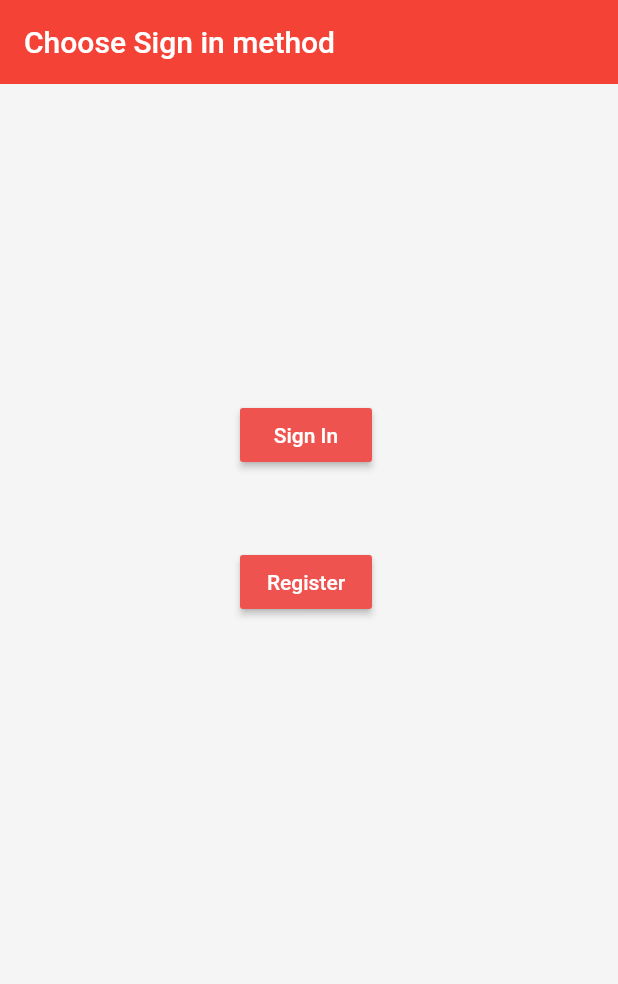
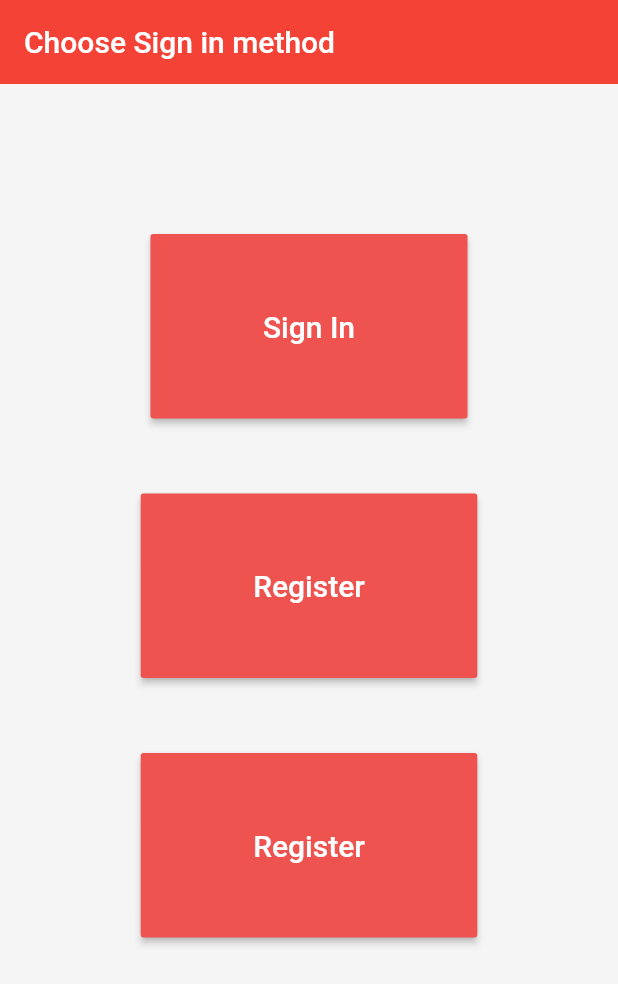
Before and after one commit to SamerAbbas/Project, a Flutter app: the screen it shows once a user with an empty profile is signed in, on a phone screen of 412 x 824 dp. Shown: the top 984 px of the screen. Run offline on Flutter 3.47's test engine with Material 2 defaults, Android fonts, the phone set to English and light mode, and no system bars; our stand-ins replace cloud_firestore, dio, firebase_auth, flutter_spinkit; accounts and stored records are empty.

Commit message:
asdasdas as

```diff
--- a/lib/screens/home/home0.dart
+++ b/lib/screens/home/home0.dart
@@ -1,10 +1,22 @@
 import 'package:flutter/material.dart';
-
 import 'home.dart';
 import 'home2.dart';
+import 'package:dio/dio.dart';
 
 class Choice extends StatelessWidget {
   @override
+void getData() async {
+    try {
+      Response response = await Dio().post("http://hitoniot.com/public/api/getData", data: {'company_id': '22','factory_id' : '24', "date_from":"2020-11-8 12:30:00", "date_to":"2020-11-9 12:55:00", "device_id" :'77'} );
+      var data_raw = response.data["data"];
+
+      print(response.data[data_raw.length-1]['transaction_datetime']);
+      print(response.data["data"][data_raw.length-1]['value']);
+    } catch (e) {
+      print(e);
+    }
+  }
+
   Widget build(BuildContext context) {
     return Scaffold(
         backgroundColor: Colors.grey[100],
@@ -13,17 +25,26 @@ class Choice extends StatelessWidget {
           elevation: 0.0,
           title: Text('Choose Sign in method'),
         ),
-        body: Container(
-          padding: EdgeInsets.all(160),
+        body: new LayoutBuilder(
+          builder: (BuildContext context, BoxConstraints viewportConstraints) {
+            return SingleChildScrollView(
+              child: ConstrainedBox(
+                constraints:
+                    BoxConstraints(minHeight: viewportConstraints.maxHeight),
+                child: Column(
+                  children: [
+                  Container(
+                    alignment: Alignment.center,
                     child: Form(
                       child: Column(
                         children: <Widget>[
-                SizedBox(height: 50.0),
+                          SizedBox(height: 100.0, width: 500),
                           RaisedButton(
+                            padding: EdgeInsets.fromLTRB(75, 50, 75, 50),
                               color: Colors.red[400],
                               child: Text(
                                 'Sign In',
-                      style: TextStyle(color: Colors.white),
+                                style: TextStyle(color: Colors.white, fontSize:20.0),
                               ),
                               onPressed: () {
                                 Navigator.push(
@@ -34,10 +55,11 @@ class Choice extends StatelessWidget {
                               }),
                           SizedBox(height: 50.0),
                           RaisedButton(
+                            padding: EdgeInsets.fromLTRB(75, 50, 75, 50),
                               color: Colors.red[400],
                               child: Text(
                                 'Register',
-                      style: TextStyle(color: Colors.white),
+                                style: TextStyle(color: Colors.white, fontSize:20.0),
                               ),
                               onPressed: () {
                                 Navigator.push(
@@ -46,9 +68,26 @@ class Choice extends StatelessWidget {
                                       builder: (context) => Home(),
                                     ));
                               }),
+                              SizedBox(height: 50.0),
+                          RaisedButton(
+                            padding: EdgeInsets.fromLTRB(75, 50, 75, 50),
+                              color: Colors.red[400],
+                              child: Text(
+                                'Register',
+                                style: TextStyle(color: Colors.white, fontSize:20.0),
+                              ),
+                              onPressed: () {
+                                getData();
+
+                              }),
                         ],
                       ),
                     ),
+                  )
+                ]),
+              ),
+            );
+          },
         ));
   }
 }
--- a/lib/screens/wrapper.dart
+++ b/lib/screens/wrapper.dart
@@ -1,7 +1,6 @@
 import 'package:flutter/material.dart';
 import 'package:provider/provider.dart';
 import 'package:temp_project/screens/authenticate/authenticate.dart';
-import 'package:temp_project/screens/home/home.dart';
 import 'package:temp_project/models/user.dart';
 import 'package:temp_project/screens/home/home0.dart';
 
--- a/lib/services/auth.dart
+++ b/lib/services/auth.dart
@@ -1,7 +1,5 @@
 import 'package:firebase_auth/firebase_auth.dart';
 import 'package:temp_project/models/user.dart';
-import 'package:temp_project/screens/authenticate/authenticate.dart';
-import 'package:temp_project/services/database.dart';
 
 class AuthService {
   final FirebaseAuth _auth = FirebaseAuth.instance;
@@ -63,7 +61,7 @@ class AuthService {
     } catch (e) {
       print(e.toString());
       return null;
-      print('test');
+
     }
 
 
--- a/lib/services/export.dart
+++ b/lib/services/export.dart
@@ -1,4 +1,4 @@
-import 'package:cloud_firestore/cloud_firestore.dart';
+
 
 class Info {
   String firstname;
--- a/pubspec.yaml
+++ b/pubspec.yaml
@@ -23,6 +23,8 @@ environment:
 dependencies:
   flutter:
     sdk: flutter
+  dio: #latest version
+
 
 
   # The following adds the Cupertino Icons font to your application.
@@ -32,6 +34,7 @@ dependencies:
   cloud_firestore: ^0.12.9+4
   provider: ^4.3.2+2
   flutter_spinkit: ^4.1.2+1
+  intl: ^0.16.1
 
 dev_dependencies:
   flutter_test:
```
Also changed, not shown: lib/screens/home/home.dart (+45 -14 lines), lib/screens/home/home2.dart (+24 -14 lines), lib/services/database1.dart (+21 -5 lines), lib/services/signin1.dart (deleted, +0 -11 lines), lib/services/userCheck.dart (+28 -3 lines), lib/services/time.dart (added), lib/shared/error.dart (deleted), pubspec.lock. Lines whose indentation alone changed are shown as unchanged.
